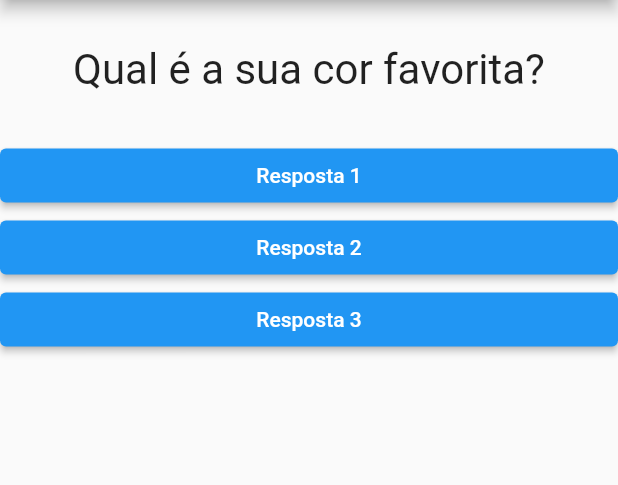
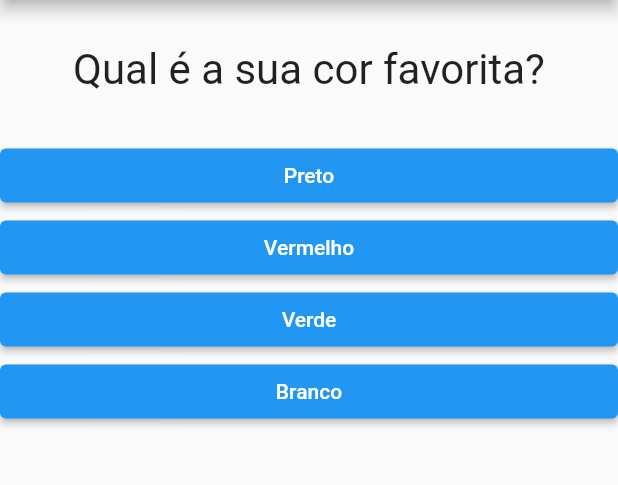
Before and after one commit to IKuuhakuI/Projeto-Perguntas, a Flutter app: the screen it shows after launch, on a phone screen of 412 x 824 dp, the part 84-569 px from its top. Run offline on Flutter 3.47's test engine with Material 2 defaults, Android fonts, the phone set to English and light mode, and no system bars.

Commit message:
change the application to map

```diff
--- a/lib/main.dart
+++ b/lib/main.dart
@@ -20,17 +20,20 @@ class _PerguntaAppState extends State<_PerguntaApp> {
     final List<Map<String, Object>> perguntas = [
       {
         'texto': 'Qual é a sua cor favorita?',
-        'respotas': ['Preto', 'Vermelho', 'Verde', 'Branco'],
+        'respostas': ['Preto', 'Vermelho', 'Verde', 'Branco'],
       },
       {
         'texto': 'Qual o seu animal favorito?',
-        'respotas': ['Coelho', 'Cobra', 'Elefante', 'Leão'],
+        'respostas': ['Coelho', 'Cobra', 'Elefante', 'Leão'],
       },
       {
         'texto': 'Qual o seu instrutor favorito?',
-        'respotas': ['Maria', 'João', 'Leo', 'Pedro'],
+        'respostas': ['Maria', 'João', 'Leo', 'Pedro'],
       },
     ];
+
+    List<String> respostas =
+        perguntas[_perguntaSelecionada]['respostas'] as List<String>;
 
     return MaterialApp(
       home: Scaffold(
@@ -40,9 +43,7 @@ class _PerguntaAppState extends State<_PerguntaApp> {
         body: Column(
           children: <Widget>[
             Questao(perguntas[_perguntaSelecionada]['texto'] as String),
-            Resposta('Resposta 1', _responder),
-            Resposta('Resposta 2', _responder),
-            Resposta('Resposta 3', _responder),
+            ...respostas.map((texto) => Resposta(texto, _responder)).toList(),
           ],
         ),
       ),
```
